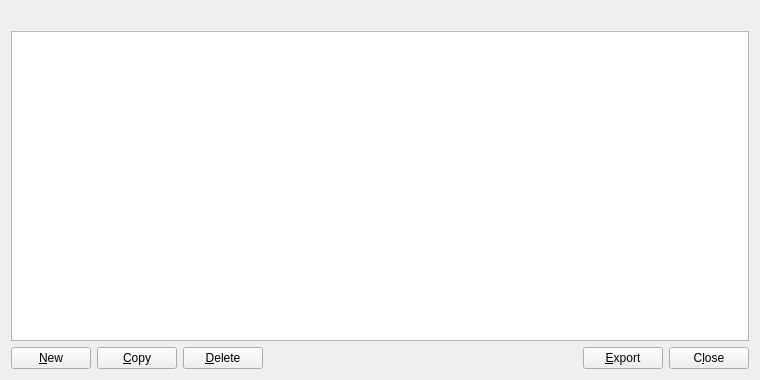
Old version of the form src/qt/forms/addressbookpage.ui in the repository zestfoundation/ZestCoin.
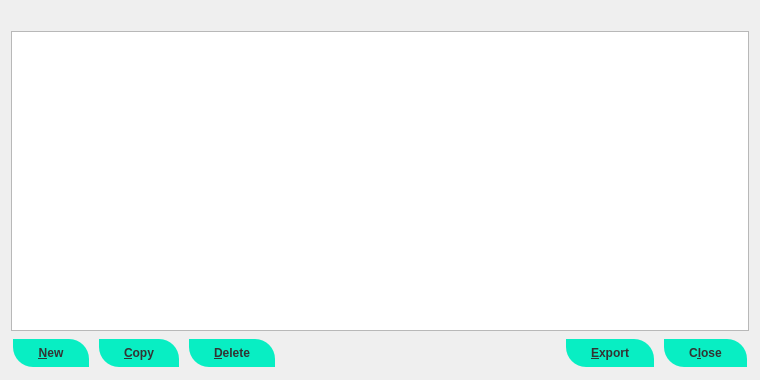
New version of the form. Icons and pictures are not drawn.

Patch:
```diff
--- a/src/qt/forms/addressbookpage.ui
+++ b/src/qt/forms/addressbookpage.ui
@@ -93,6 +93,34 @@
        <property name="toolTip">
         <string>Create a new address</string>
        </property>
+       <property name="styleSheet">
+        <string notr="true"> .QPushButton {
+  background-color: #08EEC3;
+	border: 0;
+	color:#333;
+	font-size:12px;
+	font-weight:bold;
+	padding-left:25px;
+	padding-right:25px;
+	padding-top:1px;
+	padding-bottom:1px;
+	height: 26px;
+	margin: 2px;
+	border-top-right-radius: 20px;
+	border-bottom-left-radius: 20px;
+}
+
+
+ .QPushButton:hover {
+background-color: #07BC9C;
+}
+
+ .QPushButton:pressed{
+background-color: #09D9B7;
+	border:1px solid #333333;
+}
+</string>
+       </property>
        <property name="text">
         <string>&amp;New</string>
        </property>
@@ -110,6 +138,34 @@
        <property name="toolTip">
         <string>Copy the currently selected address to the system clipboard</string>
        </property>
+       <property name="styleSheet">
+        <string notr="true"> .QPushButton {
+  background-color: #08EEC3;
+	border: 0;
+	color:#333;
+	font-size:12px;
+	font-weight:bold;
+	padding-left:25px;
+	padding-right:25px;
+	padding-top:1px;
+	padding-bottom:1px;
+	height: 26px;
+	margin: 2px;
+	border-top-right-radius: 20px;
+	border-bottom-left-radius: 20px;
+}
+
+
+ .QPushButton:hover {
+background-color: #07BC9C;
+}
+
+ .QPushButton:pressed{
+background-color: #09D9B7;
+	border:1px solid #333333;
+}
+</string>
+       </property>
        <property name="text">
         <string>&amp;Copy</string>
        </property>
@@ -127,6 +183,34 @@
        <property name="toolTip">
         <string>Delete the currently selected address from the list</string>
        </property>
+       <property name="styleSheet">
+        <string notr="true"> .QPushButton {
+  background-color: #08EEC3;
+	border: 0;
+	color:#333;
+	font-size:12px;
+	font-weight:bold;
+	padding-left:25px;
+	padding-right:25px;
+	padding-top:1px;
+	padding-bottom:1px;
+	height: 26px;
+	margin: 2px;
+	border-top-right-radius: 20px;
+	border-bottom-left-radius: 20px;
+}
+
+
+ .QPushButton:hover {
+background-color: #07BC9C;
+}
+
+ .QPushButton:pressed{
+background-color: #09D9B7;
+	border:1px solid #333333;
+}
+</string>
+       </property>
        <property name="text">
         <string>&amp;Delete</string>
        </property>
@@ -157,6 +241,34 @@
        <property name="toolTip">
         <string>Export the data in the current tab to a file</string>
        </property>
+       <property name="styleSheet">
+        <string notr="true"> .QPushButton {
+  background-color: #08EEC3;
+	border: 0;
+	color:#333;
+	font-size:12px;
+	font-weight:bold;
+	padding-left:25px;
+	padding-right:25px;
+	padding-top:1px;
+	padding-bottom:1px;
+	height: 26px;
+	margin: 2px;
+	border-top-right-radius: 20px;
+	border-bottom-left-radius: 20px;
+}
+
+
+ .QPushButton:hover {
+background-color: #07BC9C;
+}
+
+ .QPushButton:pressed{
+background-color: #09D9B7;
+	border:1px solid #333333;
+}
+</string>
+       </property>
        <property name="text">
         <string>&amp;Export</string>
        </property>
@@ -177,6 +289,34 @@
          <verstretch>0</verstretch>
         </sizepolicy>
        </property>
+       <property name="styleSheet">
+        <string notr="true"> .QPushButton {
+  background-color: #08EEC3;
+	border: 0;
+	color:#333;
+	font-size:12px;
+	font-weight:bold;
+	padding-left:25px;
+	padding-right:25px;
+	padding-top:1px;
+	padding-bottom:1px;
+	height: 26px;
+	margin: 2px;
+	border-top-right-radius: 20px;
+	border-bottom-left-radius: 20px;
+}
+
+
+ .QPushButton:hover {
+background-color: #07BC9C;
+}
+
+ .QPushButton:pressed{
+background-color: #09D9B7;
+	border:1px solid #333333;
+}
+</string>
+       </property>
        <property name="text">
         <string>C&amp;lose</string>
        </property>
```
